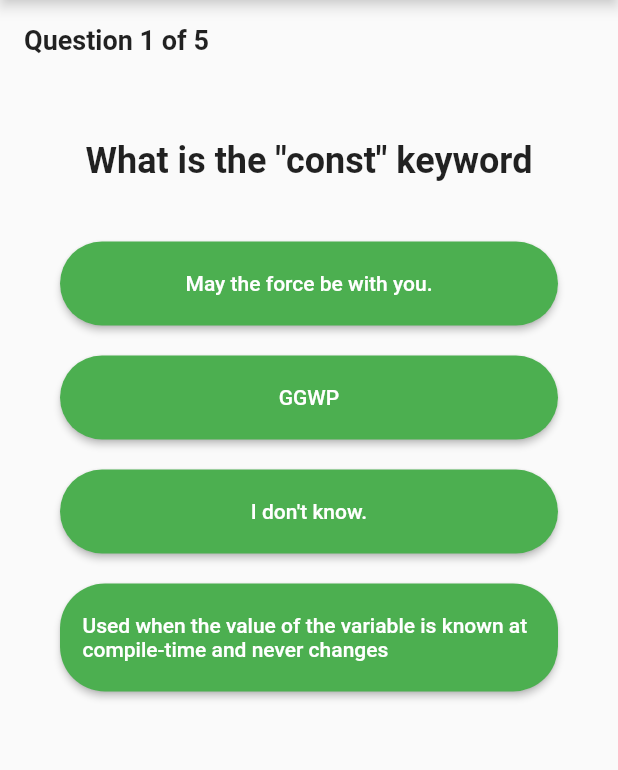
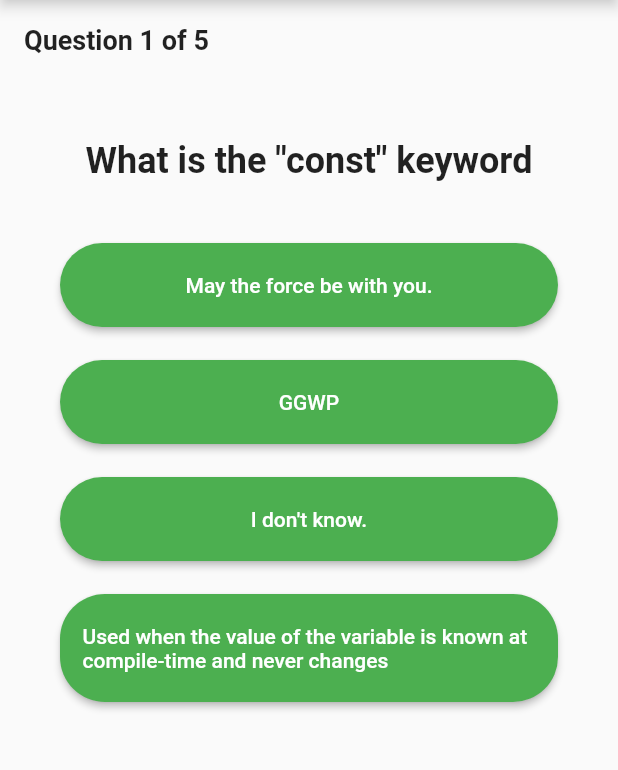
Before and after one commit to ffwatcharin/flutter_training_challenge_HCRL, a Flutter app: the screen it shows after launch, after a tap on "Start Quiz", on a phone screen of 412 x 824 dp, the part 90-860 px from its top. Run offline on Flutter 3.47's test engine with Material 2 defaults, Android fonts, the phone set to English and light mode, and no system bars.

Commit message:
answer button

```diff
--- a/quiz_app/lib/screens/questions_screen.dart
+++ b/quiz_app/lib/screens/questions_screen.dart
@@ -75,7 +75,7 @@ class _QuestionsScreenState extends State<QuestionsScreen> {
                   ...shuffledAnswer.map(
                     (answer) {
                       return Padding(
-                        padding: const EdgeInsets.symmetric(vertical: 10),
+                        padding: const EdgeInsets.symmetric(vertical: 11),
                         child: AnswerButton(
                           answerText: answer,
                           onTap: () {
```
